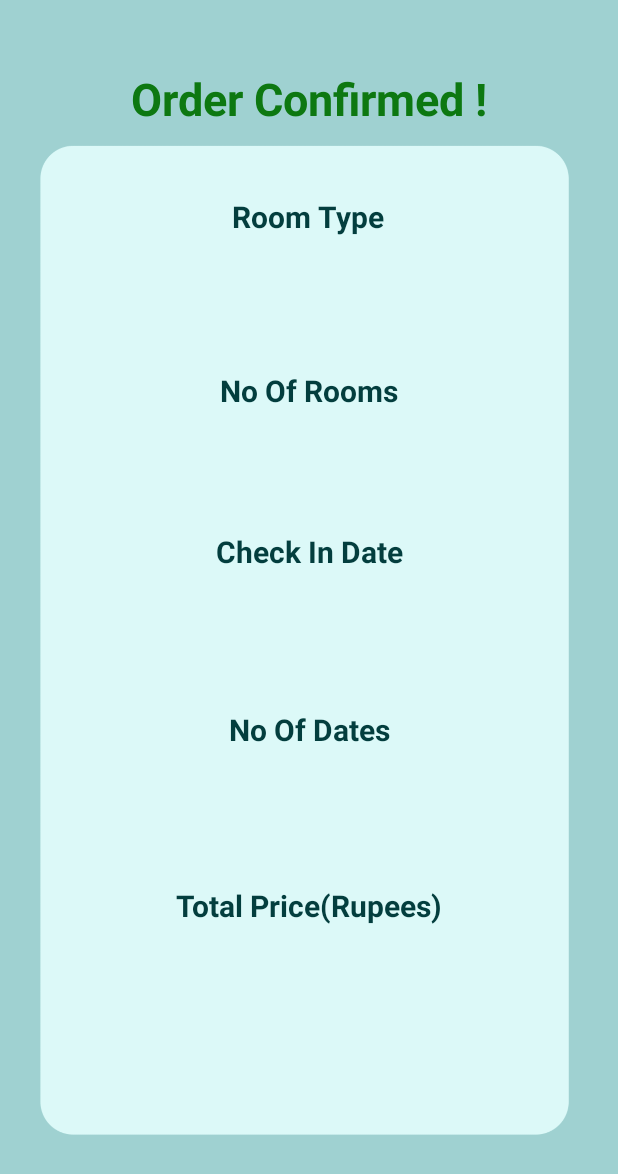
After one commit to HimanthaD4/Royal-Orbit-Android-app-, an Android app: the ReservedRoomDetalis screen opened directly, with no data from a screen before it, on a phone screen of 412 x 824 dp. The commit adds this screen. Shown: the top 1174 px of the screen. Run offline under Robolectric (Android 15) with nearby library versions, the phone set to English and light mode, and no system bars.

Commit message:
resereved rooms data retrive part added

```diff
--- /dev/null
+++ b/app/src/main/java/com/example/royalorbitlast/ReservedRoomDetalis.java
@@ -0,0 +1,53 @@
+package com.example.royalorbitlast;
+
+import androidx.appcompat.app.AppCompatActivity;
+
+import android.content.Intent;
+import android.os.Bundle;
+import android.preference.EditTextPreference;
+import android.widget.EditText;
+import android.widget.TextView;
+
+import com.google.android.material.textfield.TextInputEditText;
+import com.google.android.material.textfield.TextInputLayout;
+
+public class ReservedRoomDetalis extends AppCompatActivity {
+
+
+    TextView inDateLabel,noRoomLabel,noDateLabel,priceLabel,typeLabel;
+
+    @Override
+    protected void onCreate(Bundle savedInstanceState) {
+        super.onCreate(savedInstanceState);
+        getSupportActionBar().hide();
+        setContentView(R.layout.activity_reserved_room_detalis);
+
+        inDateLabel = findViewById(R.id.inDateLabel);
+        noRoomLabel = findViewById(R.id.noRoomLabel);
+        noDateLabel = findViewById(R.id.noDateLabel);
+        priceLabel = findViewById(R.id.priceLabel);
+        typeLabel = findViewById(R.id.typeLabel);
+
+        showAllUserData();
+
+    }
+    private void showAllUserData() {
+        Intent intent = getIntent();
+
+        String inDate = intent.getStringExtra("Check in date");
+        String noRoom = intent.getStringExtra("No of Rooms");
+        String noDate = intent.getStringExtra("No of days");
+        String price = intent.getStringExtra("price");
+        String type = intent.getStringExtra("type");
+
+
+
+        inDateLabel.setText(inDate);
+        noRoomLabel.setText(noRoom);
+        noDateLabel.setText(noDate);
+        priceLabel.setText(price);
+        typeLabel.setText(type);
+    }
+
+
+}
--- a/app/src/main/java/com/example/royalorbitlast/RoomReservation.java
+++ b/app/src/main/java/com/example/royalorbitlast/RoomReservation.java
@@ -25,7 +25,6 @@ public class RoomReservation extends AppCompatActivity {
         btn_Queen = (Button) findViewById(R.id.btn_queen);
         btn_Double = (Button) findViewById(R.id.btn_double);
         btn_single = (Button) findViewById(R.id.btn_single);
-
 
         btn_king.setOnClickListener(new View.OnClickListener() {
             @Override
--- a/app/src/main/res/layout/activity_king_room.xml
+++ b/app/src/main/res/layout/activity_king_room.xml
@@ -87,7 +87,7 @@
 
 
     <Button
-        android:id="@+id/confirmDouble"
+        android:id="@+id/confirmKing"
         android:layout_width="121dp"
         android:layout_height="50dp"
         android:backgroundTint="#009688"
--- /dev/null
+++ b/app/src/main/res/layout/activity_reserved_room_detalis.xml
@@ -0,0 +1,184 @@
+<?xml version="1.0" encoding="utf-8"?>
+<androidx.constraintlayout.widget.ConstraintLayout xmlns:android="http://schemas.android.com/apk/res/android"
+    xmlns:app="http://schemas.android.com/apk/res-auto"
+    xmlns:tools="http://schemas.android.com/tools"
+    android:layout_width="match_parent"
+    android:layout_height="match_parent"
+    android:background="#9FD1D1"
+    tools:context=".ReservedRoomDetalis">
+
+
+    <ImageView
+        android:id="@+id/imageView2"
+        android:layout_width="496dp"
+        android:layout_height="700dp"
+        app:layout_constraintBottom_toBottomOf="parent"
+        app:layout_constraintEnd_toEndOf="parent"
+        app:layout_constraintHorizontal_bias="0.6"
+        app:layout_constraintStart_toStartOf="parent"
+        app:layout_constraintTop_toTopOf="parent"
+        app:layout_constraintVertical_bias="0.61"
+        app:srcCompat="@drawable/loginecovered" />
+
+    <TextView
+        android:id="@+id/textView2"
+        android:layout_width="wrap_content"
+        android:layout_height="wrap_content"
+        android:text="Order Confirmed !"
+        android:textColor="#0D7811"
+        android:textSize="30sp"
+        android:textStyle="bold"
+        app:layout_constraintBottom_toBottomOf="parent"
+        app:layout_constraintEnd_toEndOf="parent"
+        app:layout_constraintStart_toStartOf="parent"
+        app:layout_constraintTop_toTopOf="parent"
+        app:layout_constraintVertical_bias="0.058" />
+
+
+    <TextView
+        android:id="@+id/textView26"
+        android:layout_width="wrap_content"
+        android:layout_height="wrap_content"
+        android:text="No Of Rooms"
+        android:textColor="#033E3E"
+        android:textSize="20sp"
+        android:textStyle="bold"
+        app:layout_constraintBottom_toBottomOf="parent"
+        app:layout_constraintEnd_toEndOf="parent"
+        app:layout_constraintStart_toStartOf="parent"
+        app:layout_constraintTop_toTopOf="parent"
+        app:layout_constraintVertical_bias="0.31" />
+
+    <TextView
+        android:id="@+id/textView33"
+        android:layout_width="wrap_content"
+        android:layout_height="wrap_content"
+        android:text="Room Type"
+        android:textColor="#033E3E"
+        android:textSize="20sp"
+        android:textStyle="bold"
+        app:layout_constraintBottom_toBottomOf="parent"
+        app:layout_constraintEnd_toEndOf="parent"
+        app:layout_constraintHorizontal_bias="0.498"
+        app:layout_constraintStart_toStartOf="parent"
+        app:layout_constraintTop_toTopOf="parent"
+        app:layout_constraintVertical_bias="0.164" />
+
+    <TextView
+        android:id="@+id/textView30"
+        android:layout_width="wrap_content"
+        android:layout_height="wrap_content"
+        android:text="Check In Date"
+        android:textColor="#033E3E"
+        android:textSize="20sp"
+        android:textStyle="bold"
+        app:layout_constraintBottom_toBottomOf="parent"
+        app:layout_constraintEnd_toEndOf="parent"
+        app:layout_constraintStart_toStartOf="parent"
+        app:layout_constraintTop_toTopOf="parent"
+        app:layout_constraintVertical_bias="0.444" />
+
+    <TextView
+        android:id="@+id/textView31"
+        android:layout_width="wrap_content"
+        android:layout_height="wrap_content"
+        android:text="Total Price(Rupees)"
+        android:textColor="#033E3E"
+        android:textSize="20sp"
+        android:textStyle="bold"
+        app:layout_constraintBottom_toBottomOf="parent"
+        app:layout_constraintEnd_toEndOf="parent"
+        app:layout_constraintStart_toStartOf="parent"
+        app:layout_constraintTop_toTopOf="parent"
+        app:layout_constraintVertical_bias="0.741" />
+
+    <TextView
+        android:id="@+id/textView32"
+        android:layout_width="wrap_content"
+        android:layout_height="wrap_content"
+        android:text="No Of Dates"
+        android:textColor="#033E3E"
+        android:textSize="20sp"
+        android:textStyle="bold"
+        app:layout_constraintBottom_toBottomOf="parent"
+        app:layout_constraintEnd_toEndOf="parent"
+        app:layout_constraintStart_toStartOf="parent"
+        app:layout_constraintTop_toTopOf="parent"
+        app:layout_constraintVertical_bias="0.593" />
+
+    <TextView
+        android:id="@+id/inDateLabel"
+        android:layout_width="49dp"
+        android:layout_height="42dp"
+        android:text=""
+        android:textColor="#068080"
+        android:textSize="36dp"
+        android:textStyle="bold"
+        app:layout_constraintBottom_toTopOf="@+id/textView32"
+        app:layout_constraintEnd_toEndOf="@+id/textView30"
+        app:layout_constraintHorizontal_bias="0.64"
+        app:layout_constraintStart_toStartOf="@+id/textView30"
+        app:layout_constraintTop_toTopOf="parent"
+        app:layout_constraintVertical_bias="0.88" />
+
+    <TextView
+        android:id="@+id/noDateLabel"
+        android:layout_width="45dp"
+        android:layout_height="42dp"
+        android:text=""
+        android:textColor="#068080"
+        android:textSize="36dp"
+        android:textStyle="bold"
+        app:layout_constraintBottom_toBottomOf="parent"
+        app:layout_constraintEnd_toEndOf="@+id/textView32"
+        app:layout_constraintHorizontal_bias="0.634"
+        app:layout_constraintStart_toStartOf="@+id/textView32"
+        app:layout_constraintTop_toBottomOf="@+id/textView32"
+        app:layout_constraintVertical_bias="0.0" />
+
+    <TextView
+        android:id="@+id/priceLabel"
+        android:layout_width="153dp"
+        android:layout_height="47dp"
+        android:text=""
+        android:textColor="#068080"
+        android:textSize="36dp"
+        android:textStyle="bold"
+        app:layout_constraintBottom_toBottomOf="@+id/imageView2"
+        app:layout_constraintEnd_toEndOf="parent"
+        app:layout_constraintStart_toStartOf="parent"
+        app:layout_constraintTop_toTopOf="@+id/textView31"
+        app:layout_constraintVertical_bias="0.2" />
+
+    <TextView
+        android:id="@+id/noRoomLabel"
+        android:layout_width="52dp"
+        android:layout_height="48dp"
+        android:text=""
+        android:textColor="#068080"
+        android:textSize="36dp"
+        android:textStyle="bold"
+        app:layout_constraintBottom_toBottomOf="parent"
+        app:layout_constraintEnd_toEndOf="@+id/textView26"
+        app:layout_constraintHorizontal_bias="0.641"
+        app:layout_constraintStart_toStartOf="@+id/textView26"
+        app:layout_constraintTop_toTopOf="@+id/textView26"
+        app:layout_constraintVertical_bias="0.049" />
+
+    <TextView
+        android:id="@+id/typeLabel"
+        android:layout_width="183dp"
+        android:layout_height="43dp"
+        android:text=""
+        android:textColor="#068080"
+        android:textSize="25dp"
+        android:textStyle="bold"
+        app:layout_constraintBottom_toBottomOf="parent"
+        app:layout_constraintEnd_toEndOf="parent"
+        app:layout_constraintHorizontal_bias="0.565"
+        app:layout_constraintStart_toStartOf="parent"
+        app:layout_constraintTop_toTopOf="@+id/imageView2"
+        app:layout_constraintVertical_bias="0.1" />
+
+
+</androidx.constraintlayout.widget.ConstraintLayout>
```
Also changed, not shown: app/src/main/AndroidManifest.xml (+15 -15 lines), app/src/main/java/com/example/royalorbitlast/KingRoom.java (+51 -107 lines), app/src/main/java/com/example/royalorbitlast/MainActivity.java (+0 -14 lines), app/src/main/java/com/example/royalorbitlast/Menu.java (+19 -15 lines), app/src/main/java/com/example/royalorbitlast/Register.java (+8 -61 lines), app/src/main/java/com/example/royalorbitlast/ReserveRooms.java (deleted, +0 -14 lines), app/src/main/java/com/example/royalorbitlast/login.java (+12 -49 lines), app/src/main/res/layout/activity_login.xml (+5 -7 lines), app/src/main/res/layout/activity_menu.xml (+37 -21 lines).
